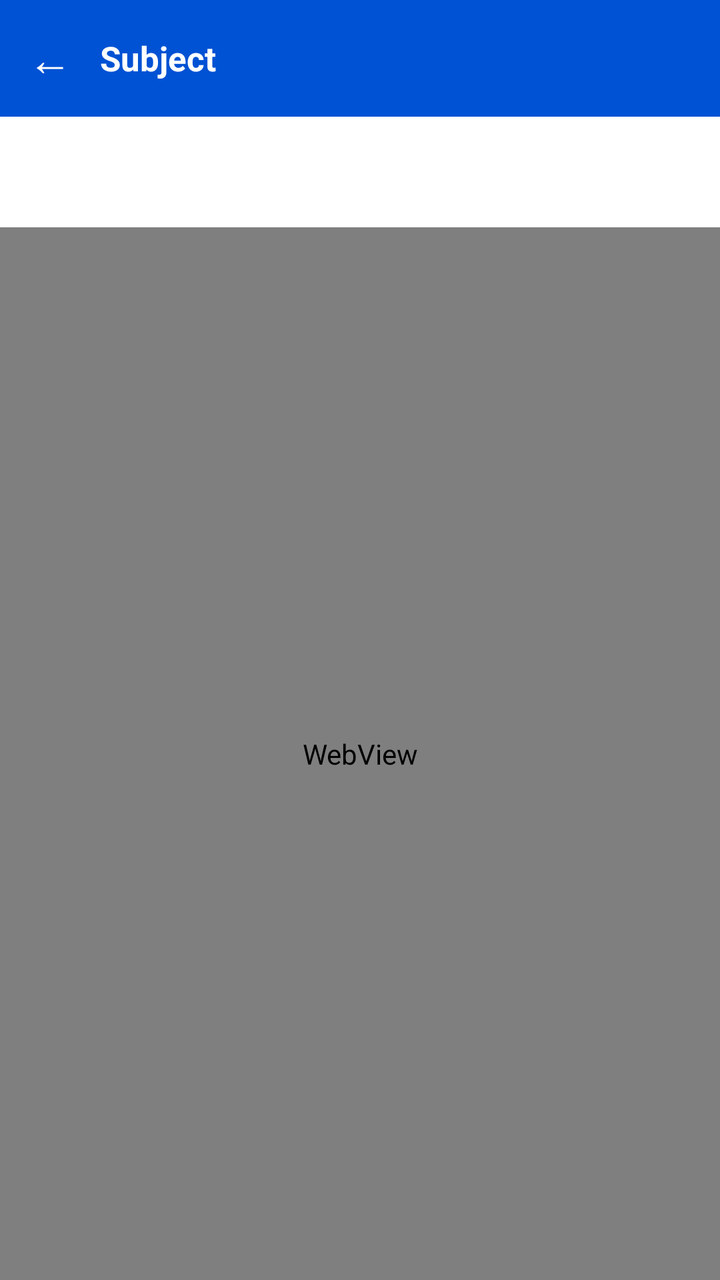
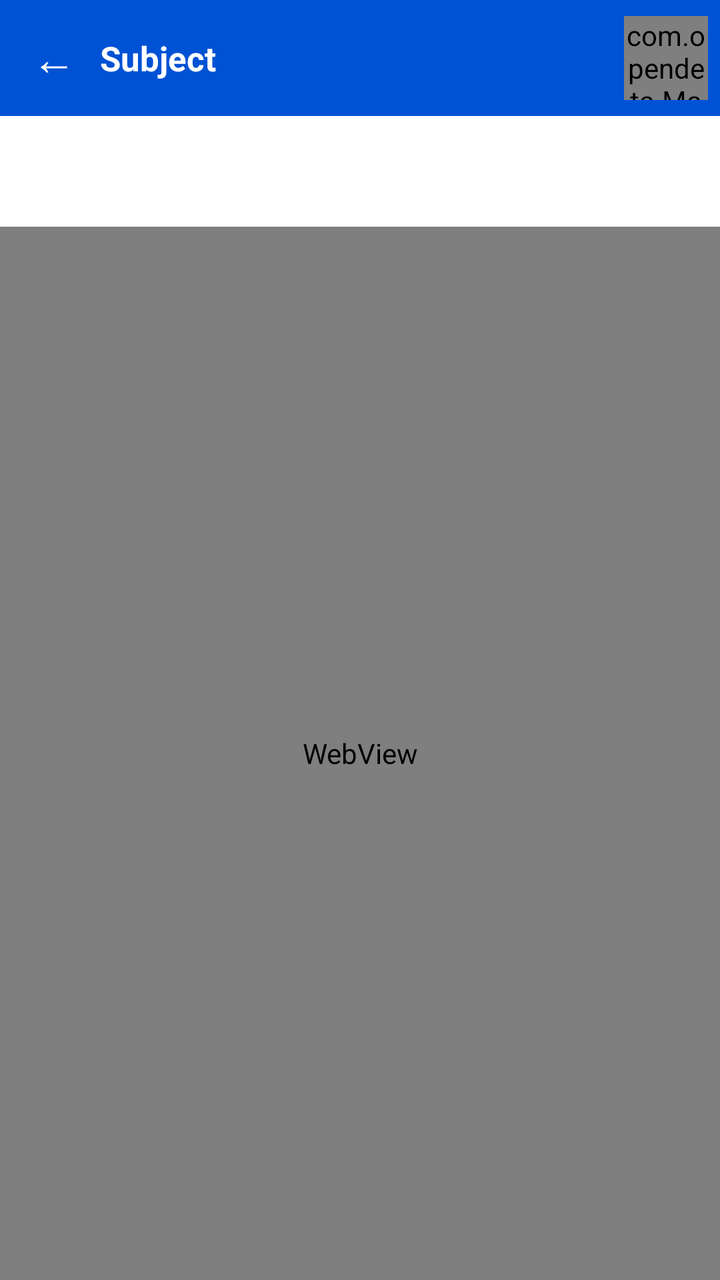

Compare the two renders of this Android layout. The source of the first and the diff that turns it into the second are given below.
<!-- AndroidManifest.xml: application theme AppTheme -->
<!-- res/layout/activity_email_detail.xml -->
<?xml version="1.0" encoding="utf-8"?>
<LinearLayout xmlns:android="http://schemas.android.com/apk/res/android"
    android:layout_width="match_parent"
    android:layout_height="match_parent"
    android:background="@color/white"
    android:orientation="vertical">

    <LinearLayout
        android:layout_width="match_parent"
        android:layout_height="wrap_content"
        android:background="@color/brandDark"
        android:gravity="center_vertical"
        android:orientation="horizontal"
        android:padding="14dp">

        <TextView
            android:id="@+id/btn_back_detail"
            android:layout_width="wrap_content"
            android:layout_height="wrap_content"
            android:paddingEnd="14dp"
            android:text="&#8592;"
            android:textColor="@color/white"
            android:textSize="22sp" />

        <TextView
            android:id="@+id/tv_detail_subject"
            android:layout_width="0dp"
            android:layout_height="wrap_content"
            android:layout_weight="1"
            android:ellipsize="end"
            android:maxLines="1"
            android:text="Subject"
            android:textColor="@color/white"
            android:textSize="17sp"
            android:textStyle="bold" />
    </LinearLayout>

    <LinearLayout
        android:layout_width="match_parent"
        android:layout_height="wrap_content"
        android:orientation="vertical"
        android:paddingStart="16dp"
        android:paddingTop="10dp"
        android:paddingEnd="16dp"
        android:paddingBottom="10dp">

        <TextView
            android:id="@+id/tv_detail_from"
            android:layout_width="match_parent"
            android:layout_height="wrap_content"
            android:text=""
            android:textColor="@color/textPrimary"
            android:textSize="14sp"
            android:textStyle="bold" />

        <TextView
            android:id="@+id/tv_detail_date"
            android:layout_width="match_parent"
            android:layout_height="wrap_content"
            android:text=""
            android:textColor="@color/textSecondary"
            android:textSize="12sp" />
    </LinearLayout>

    <WebView
        android:id="@+id/wv_detail"
        android:layout_width="match_parent"
        android:layout_height="0dp"
        android:layout_weight="1" />
</LinearLayout>
<!-- resources referenced by this layout -->
<resources>
  <color name="brandDark">#0052D4</color>
  <color name="textPrimary">#202124</color>
  <color name="textSecondary">#5F6368</color>
  <color name="white">#FFFFFF</color>
  <style name="AppTheme" parent="Theme.MaterialComponents.Light.NoActionBar">
          <item name="colorPrimary">@color/brand</item>
          <item name="colorPrimaryVariant">@color/brandDark</item>
          <item name="colorOnPrimary">@color/white</item>
          <item name="colorSecondary">@color/brand</item>
          <item name="colorAccent">@color/brand</item>
          <item name="android:windowBackground">@color/white</item>
          <item name="android:statusBarColor">@color/brandDark</item>
      </style>
  <color name="brand">#1A73E8</color>
</resources>

<!-- the commit's change to res/layout/activity_email_detail.xml (unified diff, before → after) -->
@@ -11,13 +11,17 @@
         android:background="@color/brandDark"
         android:gravity="center_vertical"
         android:orientation="horizontal"
-        android:padding="14dp">
+        android:paddingStart="14dp"
+        android:paddingTop="8dp"
+        android:paddingEnd="6dp"
+        android:paddingBottom="8dp">
 
         <TextView
             android:id="@+id/btn_back_detail"
             android:layout_width="wrap_content"
             android:layout_height="wrap_content"
-            android:paddingEnd="14dp"
+            android:paddingEnd="12dp"
+            android:paddingStart="2dp"
             android:text="&#8592;"
             android:textColor="@color/white"
             android:textSize="22sp" />
@@ -33,6 +37,12 @@
             android:textColor="@color/white"
             android:textSize="17sp"
             android:textStyle="bold" />
+
+        
+        <com.opendeta.Mail.Services.ThreeDotView
+            android:id="@+id/btn_overflow"
+            android:layout_width="42dp"
+            android:layout_height="42dp" />
     </LinearLayout>
 
     <LinearLayout
